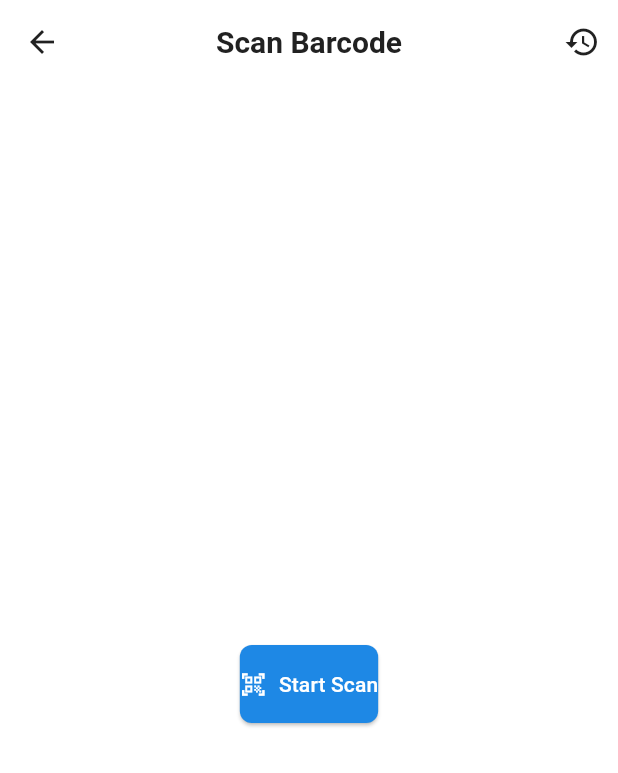
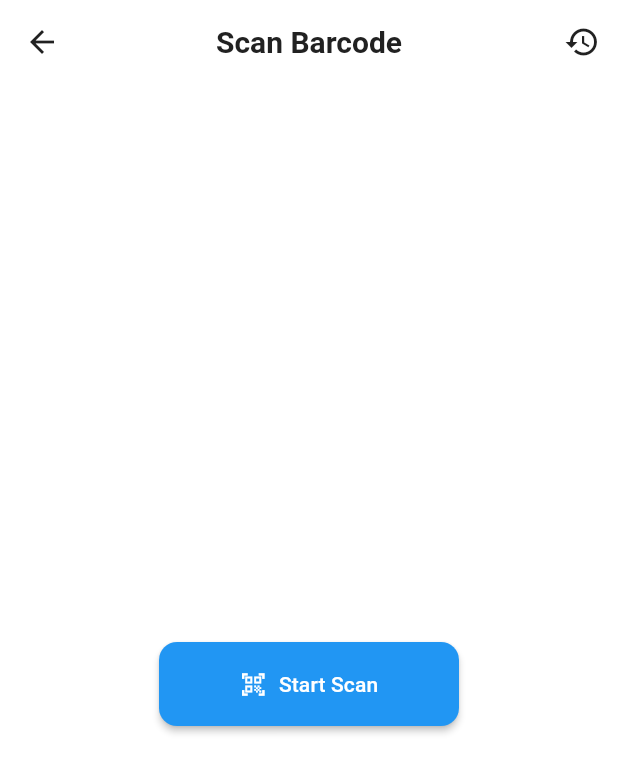
Before and after one commit to Lalit3716/Foodlytics, a Flutter app: the ScannerScreen screen opened by its route, on a phone screen of 412 x 824 dp. Shown: the top 773 px of the screen. Run offline on Flutter 3.47's test engine with Material 3 defaults, Android fonts, the phone set to English and light mode, and no system bars; our stand-ins replace cached_network_image, dio, fl_chart, go_router, permission_handler, shared_preferences; missing offline and left inert: flutter_barcode_scanner; accounts and stored records are empty.

Commit message:
style: Fix styling of button.

```diff
--- a/lib/features/history/data/services/history_service.dart
+++ b/lib/features/history/data/services/history_service.dart
@@ -48,6 +48,11 @@ class HistoryService {
     await _prefs?.setString(_historyKey, historyJson);
   }
 
+  Future<Product?> getProductFromHistory(String barcode) async {
+    final history = await getHistory();
+    return history.firstWhere((p) => p.barcode == barcode);
+  }
+
   Future<void> clearHistory() async {
     await _prefs?.remove(_historyKey);
   }
--- a/lib/features/scanner/presentation/screens/scanner_screen.dart
+++ b/lib/features/scanner/presentation/screens/scanner_screen.dart
@@ -104,11 +104,21 @@ class _ScannerScreenState extends State<ScannerScreen> {
             const SizedBox(height: 32),
             ElevatedButton.icon(
               onPressed: _isScanning ? null : _startScan,
-              icon:
-                  Icon(_isScanning ? Icons.camera_alt : Icons.qr_code_scanner),
+              icon: Icon(
+                _isScanning ? Icons.camera_alt : Icons.qr_code_scanner,
+                color: Colors.white,
+              ),
               label: Text(_isScanning ? 'Scanning...' : 'Start Scan'),
               style: ElevatedButton.styleFrom(
-                padding: const EdgeInsets.symmetric(vertical: 16),
+                padding:
+                    const EdgeInsets.symmetric(horizontal: 32, vertical: 16),
+                shape: RoundedRectangleBorder(
+                  borderRadius: BorderRadius.circular(12),
+                ),
+                elevation: 2,
+                backgroundColor: const Color(0xFF2196F3),
+                foregroundColor: Colors.white,
+                minimumSize: const Size(200, 56),
               ),
             ),
           ],
```
Also changed, not shown: lib/features/product/presentation/screens/product_details_screen.dart (+9 -0 lines).
